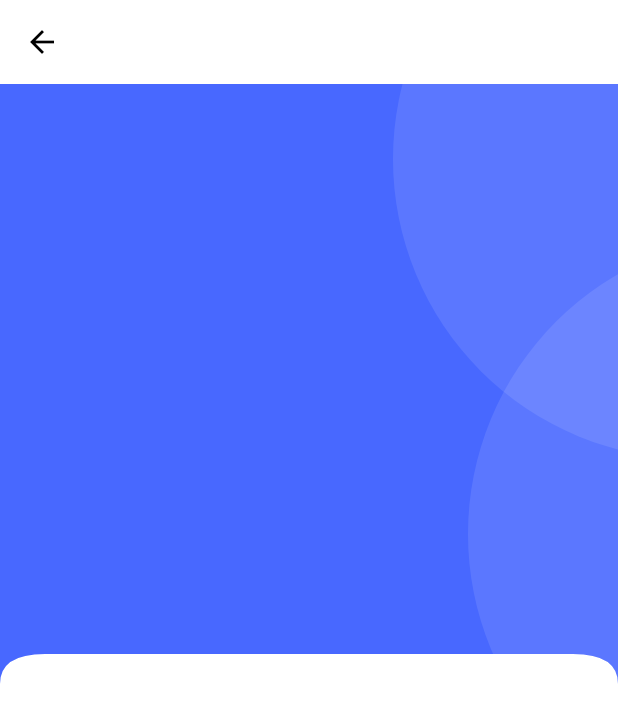
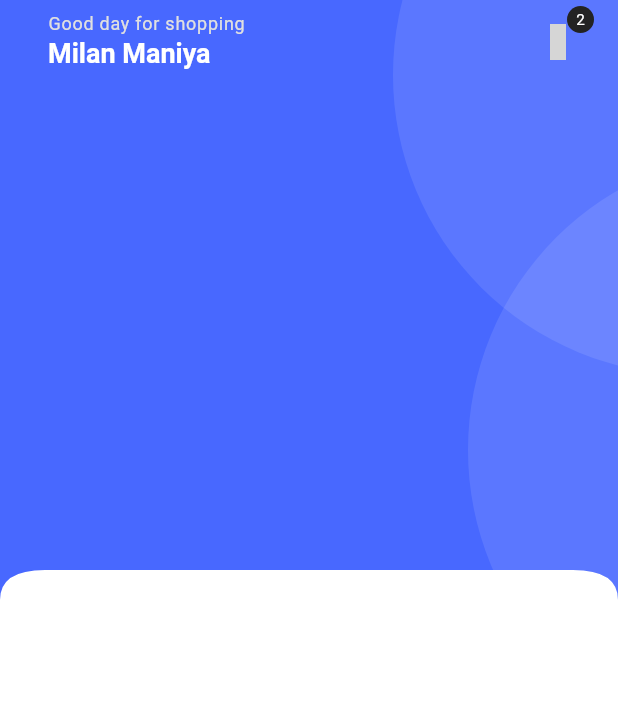
Before and after one commit to milanmaniya/e_commerce, a Flutter app: the HomeScreen screen opened directly, on a phone screen of 412 x 824 dp. Shown: the top 722 px of the screen. Run offline on Flutter 3.47's test engine with Material 3 defaults, Android fonts, the phone set to English and light mode, and no system bars; our stand-ins replace animated_splash_screen, get, get_storage, icons_plus, iconsax, logger and 1 more; accounts and stored records are empty; Roboto replaces fonts that are missing (Poppins); grey boxes are pictures that could not be loaded.

```diff
--- a/lib/common/custom_shape/container/circular_container.dart
+++ b/lib/common/custom_shape/container/circular_container.dart
@@ -1,6 +1,5 @@
 import 'package:e_commerce/utils/constant/colors.dart';
 import 'package:flutter/material.dart';
-
 
 class CircularContainer extends StatelessWidget {
   const CircularContainer({
--- a/lib/common/custom_shape/container/primary_header_container.dart
+++ b/lib/common/custom_shape/container/primary_header_container.dart
@@ -2,7 +2,6 @@ import 'package:e_commerce/common/custom_shape/container/circular_container.dart
 import 'package:e_commerce/common/custom_shape/curved_edge/curve_edge_widget.dart';
 import 'package:e_commerce/utils/constant/colors.dart';
 import 'package:flutter/material.dart';
-
 
 class PrimaryHeaderContainer extends StatelessWidget {
   const PrimaryHeaderContainer({
@@ -36,10 +35,10 @@ class PrimaryHeaderContainer extends StatelessWidget {
                   backgroundColor: TColor.textWhite.withOpacity(0.1),
                 ),
               ),
+              child,
             ],
           ),
         ),
-
       ),
     );
   }
--- /dev/null
+++ b/lib/common/product_card/card_menu_icon.dart
@@ -0,0 +1,49 @@
+import 'package:e_commerce/utils/constant/colors.dart';
+import 'package:flutter/material.dart';
+import 'package:iconsax/iconsax.dart';
+
+
+class CardCounterIcon extends StatelessWidget {
+  const CardCounterIcon({
+    Key? key,
+    required this.onPressed,
+    required this.iconColor,
+  }) : super(key: key);
+
+  final VoidCallback onPressed;
+  final Color iconColor;
+
+  @override
+  Widget build(BuildContext context) {
+    return Stack(
+      children: [
+        IconButton(
+          onPressed: onPressed,
+          icon: Icon(
+            Iconsax.shopping_bag,
+            color: iconColor,
+          ),
+        ),
+        Positioned(
+          right: 0,
+          child: Container(
+            alignment: Alignment.center,
+            width: 18,
+            height: 18,
+            decoration: BoxDecoration(
+              color: TColor.black,
+              borderRadius: BorderRadius.circular(100),
+            ),
+            child: Text(
+              '2',
+              style: Theme.of(context).textTheme.labelLarge!.apply(
+                    color: TColor.white,
+                    fontSizeFactor: 0.85,
+                  ),
+            ),
+          ),
+        ),
+      ],
+    );
+  }
+}
--- /dev/null
+++ b/lib/common/widget/app_bar/app_bar.dart
@@ -0,0 +1,48 @@
+import 'package:e_commerce/utils/constant/sizes.dart';
+import 'package:flutter/material.dart';
+import 'package:get/get.dart';
+import 'package:icons_plus/icons_plus.dart';
+
+class TAppBar extends StatelessWidget implements PreferredSizeWidget {
+  const TAppBar({
+    super.key,
+    this.titles,
+    this.leadingIcon,
+    this.showBackArrow = false,
+    this.action,
+    this.leadingOnPressed,
+  });
+
+  final Widget? titles;
+  final IconData? leadingIcon;
+  final bool showBackArrow;
+  final List<Widget>? action;
+  final VoidCallback? leadingOnPressed;
+
+  @override
+  Widget build(BuildContext context) {
+    return Padding(
+      padding: const EdgeInsets.symmetric(
+        horizontal: TSize.md,
+      ),
+      child: AppBar(
+        automaticallyImplyLeading: false,
+        title: titles,
+        actions: action,
+        leading: showBackArrow
+            ? IconButton(
+                onPressed: () => Get.back(),
+                icon: const Icon(Iconsax.arrow_left))
+            : leadingIcon != null
+                ? IconButton(
+                    onPressed: leadingOnPressed,
+                    icon: Icon(leadingIcon),
+                  )
+                : null,
+      ),
+    );
+  }
+
+  @override
+  Size get preferredSize => throw UnimplementedError();
+}
--- a/lib/features/shop/screens/home_screem/home_screen.dart
+++ b/lib/features/shop/screens/home_screem/home_screen.dart
@@ -1,20 +1,21 @@
+// ignore_for_file: public_member_api_docs, sort_constructors_first
+import 'package:e_commerce/features/shop/screens/home_screem/widget/home_appbar.dart';
+import 'package:flutter/material.dart';
 import 'package:e_commerce/common/custom_shape/container/primary_header_container.dart';
-import 'package:flutter/material.dart';
 
 class HomeScreen extends StatelessWidget {
   const HomeScreen({super.key});
 
   @override
-  Widget build(BuildContext context){
-    return Scaffold(
-      appBar: AppBar(),
-      body: const SingleChildScrollView(
+  Widget build(BuildContext context) {
+    return const Scaffold(
+      body: SingleChildScrollView(
         child: Column(
           children: [
             PrimaryHeaderContainer(
               child: Column(
                 children: [
-
+                  THomeAppBar(),
                 ],
               ),
             ),
--- /dev/null
+++ b/lib/features/shop/screens/home_screem/widget/home_appbar.dart
@@ -0,0 +1,43 @@
+import 'package:e_commerce/common/product_card/card_menu_icon.dart';
+import 'package:e_commerce/common/widget/app_bar/app_bar.dart';
+import 'package:e_commerce/utils/constant/colors.dart';
+import 'package:e_commerce/utils/constant/text_strings.dart';
+import 'package:flutter/material.dart';
+
+
+class THomeAppBar extends StatelessWidget {
+  const THomeAppBar({
+    super.key,
+  });
+
+  @override
+  Widget build(BuildContext context) {
+    return TAppBar(
+      action: [
+        CardCounterIcon(
+          onPressed: () {},
+          iconColor: TColor.white,
+        ),
+      ],
+      titles: Column(
+        crossAxisAlignment: CrossAxisAlignment.start,
+        children: [
+          Text(
+            TTexts.homeAppBarTitle,
+            style: Theme.of(context)
+                .textTheme
+                .labelMedium!
+                .apply(color: TColor.grey),
+          ),
+          Text(
+            TTexts.homeAppBarSubTitle,
+            style: Theme.of(context)
+                .textTheme
+                .headlineSmall!
+                .apply(color: TColor.white),
+          ),
+        ],
+      ),
+    );
+  }
+}
--- a/lib/utils/constant/text_strings.dart
+++ b/lib/utils/constant/text_strings.dart
@@ -63,4 +63,5 @@ class TTexts {
   static const String verificationCode = 'Verification Code';
   static const String resendEmail = 'Resend Email';
   static const String resendEmailIn = 'Resend Email In';
+
 }
```
